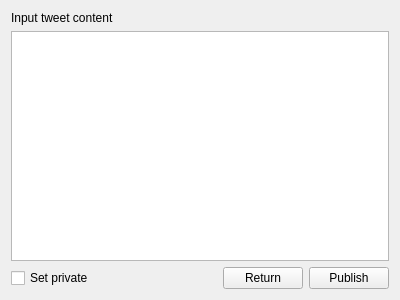
Above: gui/createtweetgui.ui from Huy-Nguyen-HCI/RocketBook before the change. Below: the same form after it.
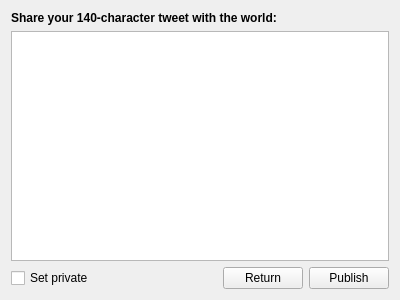
That is the form after the change.

Patch:
```diff
--- a/gui/createtweetgui.ui
+++ b/gui/createtweetgui.ui
@@ -16,8 +16,14 @@
   <layout class="QGridLayout" name="gridLayout">
    <item row="0" column="0">
     <widget class="QLabel" name="label">
+     <property name="font">
+      <font>
+       <weight>75</weight>
+       <bold>true</bold>
+      </font>
+     </property>
      <property name="text">
-      <string>Input tweet content</string>
+      <string>Share your 140-character tweet with the world:</string>
      </property>
     </widget>
    </item>
```
